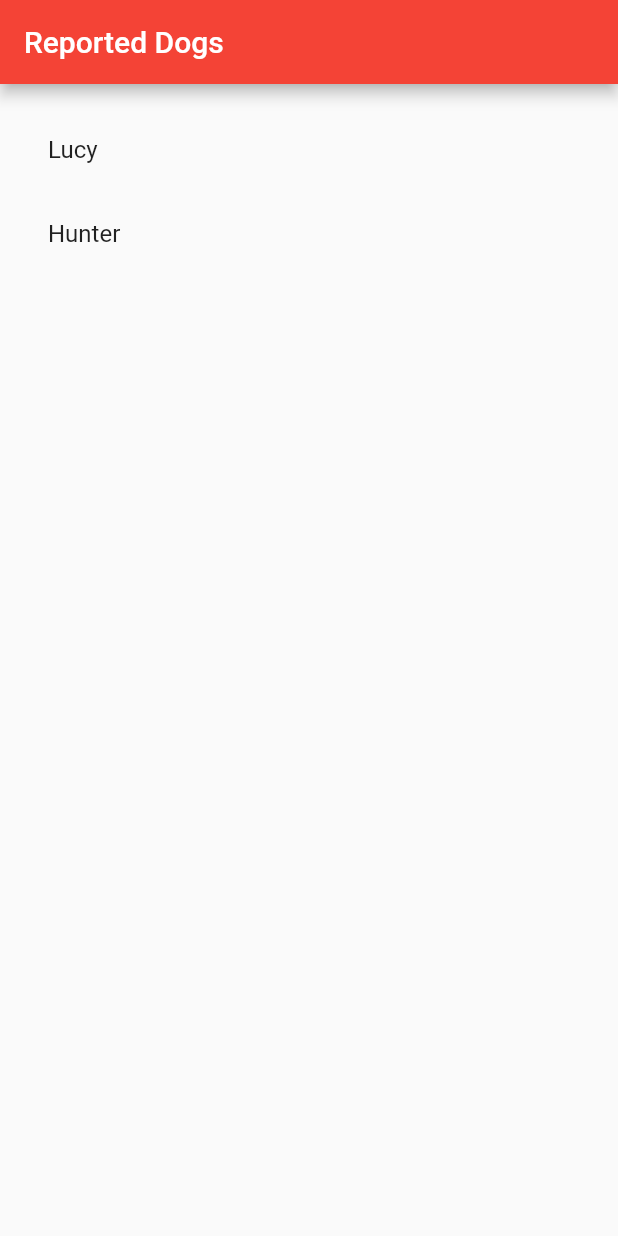
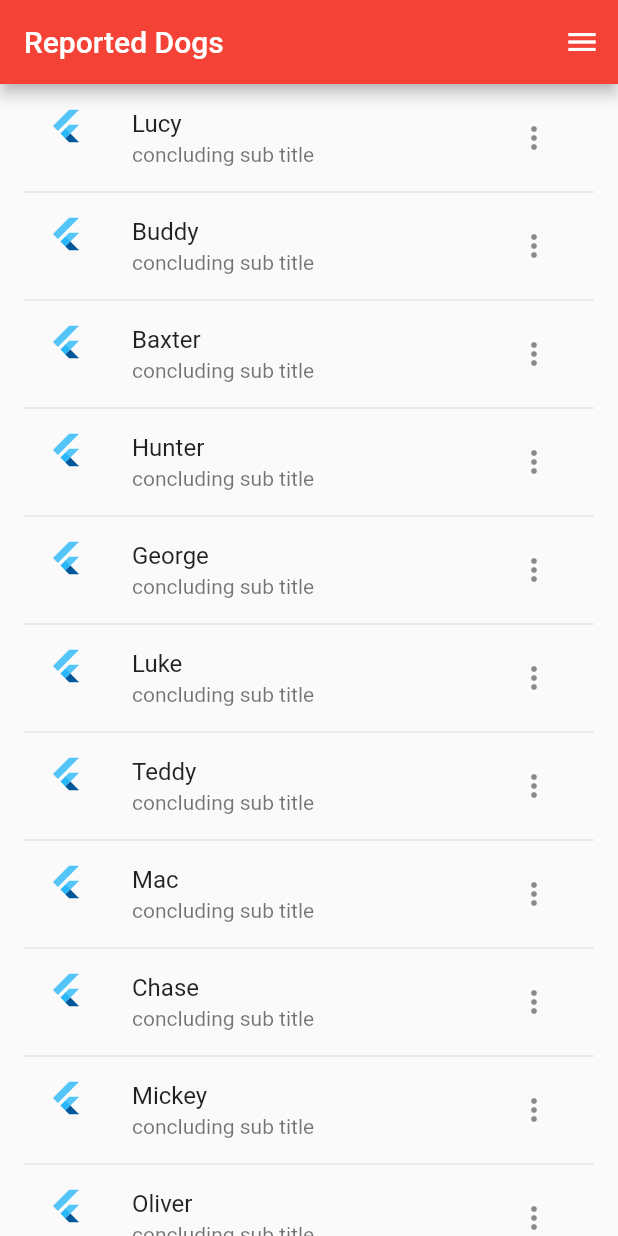
Before and after one commit to akucukoz/FindMyDog, a Flutter app: the screen it shows after launch, on a phone screen of 412 x 824 dp. Run offline on Flutter 3.47's test engine with Material 2 defaults, Android fonts, the phone set to English and light mode, and no system bars.

Commit message:
added splash screen and changed list view style

```diff
--- a/lib/main.dart
+++ b/lib/main.dart
@@ -13,7 +13,9 @@ class MyApp extends StatelessWidget {
         primarySwatch: Colors.red,
         visualDensity: VisualDensity.adaptivePlatformDensity,
       ),
-      home: SearchDogPage(),
+      home: Scaffold(
+        body: SearchDogPage(),
+      ),
     );
   }
 }
@@ -26,24 +28,40 @@ class SearchDogPage extends StatefulWidget {
 class _State extends State<SearchDogPage> {
   @override
   Widget build(BuildContext context) {
+    final List<String> dogs = <String>["Lucy", "Buddy","Baxter", "Hunter","George",
+      "Luke","Teddy", "Mac","Chase", "Mickey","Oliver", "Murphy","Moose", "Zeus",
+      "Sparky","Duke", "Oscar","Buster", "Sam","Champ", "Ziggy",];
     return Scaffold(
       appBar: new AppBar(
         title: new Text("Reported Dogs"),
+        actions: <Widget>[
+          new IconButton(
+              icon: const Icon(Icons.menu),
+              onPressed: () {
+                Scaffold.of(context).showSnackBar(SnackBar(
+                  content: new Text('Icon has been clicked'),
+                ));
+              })
+        ],
       ),
-      body: new Container(
-        padding: new EdgeInsets.all(16.0),
-        child: new Column(
-          children: <Widget>[
-            new ListTile(
-              title: new Text("Lucy"),
+      body: new ListView(
+        padding: EdgeInsets.fromLTRB(16.0, 0, 16.0, 16.0),
+        children: ListTile.divideTiles(
+            context: context,
+            tiles: dogs.map((e) => new ListTile(
+              leading: FlutterLogo(),
+              title: new Text(e),
+              trailing: IconButton(
+                icon: Icon(Icons.more_vert),
+                onPressed: () {
+                  Scaffold.of(context).showSnackBar(SnackBar(
+                    content: Text("More button has been clicked on " + e),
+                  ));
+                },
+              ),
+              subtitle: new Text("concluding sub title"),
               onTap: () {},
-            ),
-            new ListTile(
-              title: new Text("Hunter"),
-              onTap: () {},
-            ),
-          ],
-        ),
+            ))).toList(),
       ),
     );
   }
```
Also changed, not shown: pubspec.lock, 1 other file.
